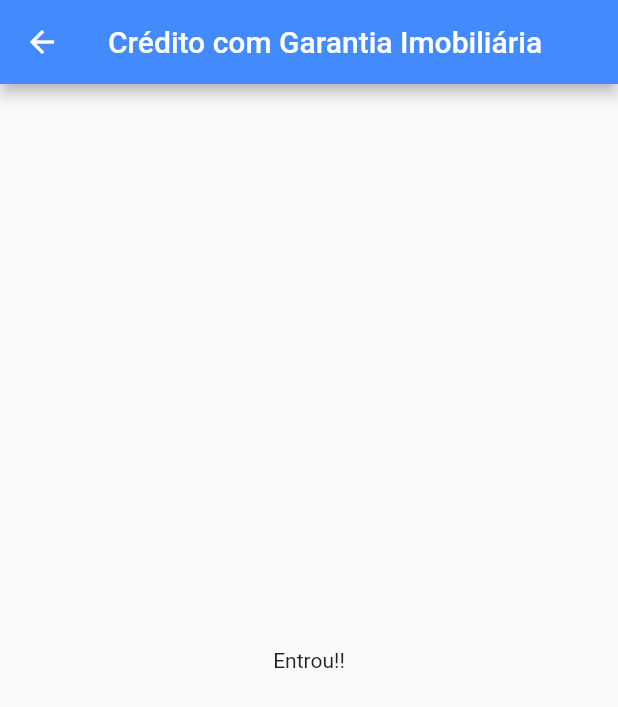
After one commit to bernardohrl/tutorial_flutter_app, a Flutter app: the CreditoGarantia screen opened directly, on a phone screen of 412 x 824 dp. The commit adds this screen. Shown: the top 707 px of the screen. Run offline on Flutter 3.47's test engine with Material 2 defaults, Android fonts, the phone set to English and light mode, and no system bars; our stand-ins replace flutter_svg.

Commit message:
Scaffolds Page Credito Garantia

```diff
--- a/lib/requests/requester.dart
+++ b/lib/requests/requester.dart
@@ -20,13 +20,13 @@ class Requester {
   }
 
   // FutureBuilder é utilizado para renderização de conteúdo e chamadas assíncronas
-  static FutureBuilder<dynamic> builder(data, callBackFunction) {
+  static FutureBuilder<dynamic> builder(data, callBackFunction, context) {
     return FutureBuilder<dynamic>(
       future: data,
       builder: (context, snapshot) {
         // Quando os dados chegam, 'generateGrid' é renderizado
         if (snapshot.hasData) {
-          return callBackFunction(snapshot.data.body);
+          return callBackFunction(snapshot.data.body, context);
         } else if (snapshot.hasError) {
           return Text("${snapshot.error}");
         }
--- /dev/null
+++ b/lib/simulation/credito_garantia.dart
@@ -0,0 +1,17 @@
+import 'package:flutter/material.dart';
+
+class CreditoGarantia extends StatelessWidget {
+  @override
+  Widget build(BuildContext context) {
+    return Scaffold(
+      appBar: AppBar(
+            title: Text('Crédito com Garantia Imobiliária'),
+      ),
+      body: Container(
+        child: Center(
+          child: Text('Entrou!!'),
+        ),
+      ),
+    );
+  }
+}
```
Also changed, not shown: lib/main.dart (+17 -22 lines), lib/simulation/selector.dart (+18 -9 lines).
